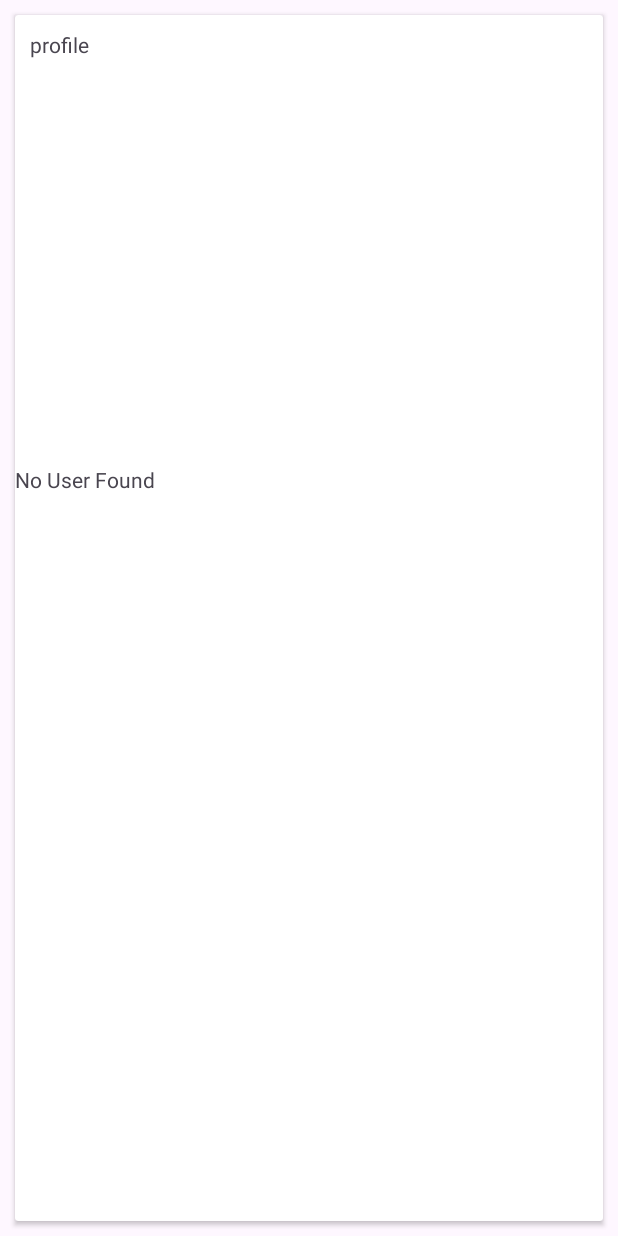
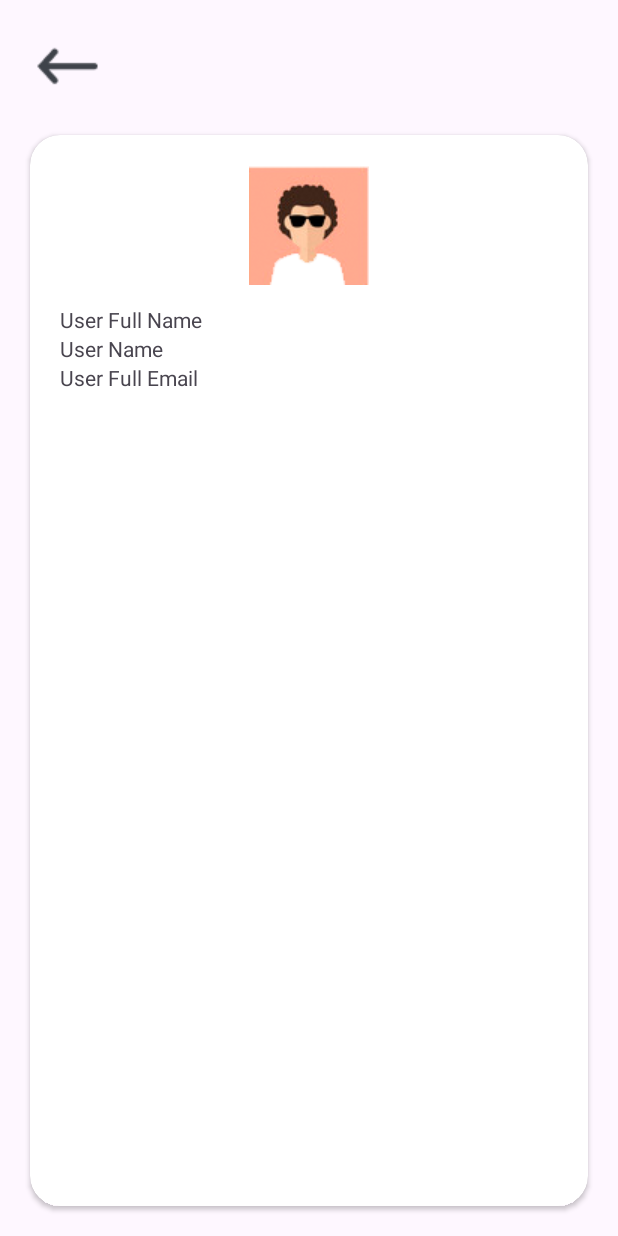
Before and after one commit to Christiannaira/my_mini_brain, an Android app: the ProfileActivity screen opened directly, with no data from a screen before it, on a phone screen of 412 x 824 dp. Run offline under Robolectric (Android 15) with nearby library versions, the phone set to English and light mode, and no system bars; 5 statements that could not run were skipped.

Commit message:
fix: initialize the user profile

```diff
--- a/app/src/main/java/com/example/myminibrain/HomeActivity.java
+++ b/app/src/main/java/com/example/myminibrain/HomeActivity.java
@@ -63,7 +63,6 @@ public class HomeActivity extends AppCompatActivity {
                 Intent intent = new Intent(HomeActivity.this, ProfileActivity.class);
                 intent.putExtra("user_loggedIn", activeUser);
                 startActivity(intent);
-                finish();
             }
         });
 
--- a/app/src/main/java/com/example/myminibrain/ProfileActivity.java
+++ b/app/src/main/java/com/example/myminibrain/ProfileActivity.java
@@ -3,6 +3,7 @@ package com.example.myminibrain;
 import android.content.Intent;
 import android.database.Cursor;
 import android.os.Bundle;
+import android.view.View;
 import android.widget.Toast;
 
 import androidx.activity.EdgeToEdge;
@@ -54,13 +55,40 @@ public class ProfileActivity extends AppCompatActivity {
         ArrayList<String[]> activeUserData = databaseHelper.getActiveUser(activeUser);
         StringBuilder displayActiveUser = new StringBuilder();
 
+        String displayCurrentFullName;
+        String displayCurrentUsername;
+        String displayCurrentEmail;
+
         if (activeUserData.isEmpty()) {
             displayActiveUser.append("No User Found");
         } else {
             for (String[] user: activeUserData) {
-                displayActiveUser.append("Username: ").append(user[0]).append("\nEmail: ").append(user[1]).append("\nFull Name: ").append(user[2]);
+
+                displayCurrentUsername = "Username: " + user[0];
+                displayCurrentEmail = "Full Name: " + user[1];
+                displayCurrentFullName = "Email: " + user[2];
+
+//                displayActiveUser.append("Username: ").append(user[0]).append("\nEmail: ").append(user[1]).append("\nFull Name: ").append(user[2]);
+
+                binding.userFullName.setText(displayCurrentFullName);
+                binding.userUserName.setText(displayCurrentUsername);
+                binding.userEmail.setText(displayCurrentEmail);
+
             }
         }
+
+
+        binding.returnHome.setOnClickListener(new View.OnClickListener() {
+
+            @Override
+            public void onClick(View v) {
+
+                Intent intent = new Intent(ProfileActivity.this, HomeActivity.class);
+                intent.setFlags(Intent.FLAG_ACTIVITY_CLEAR_TOP | Intent.FLAG_ACTIVITY_SINGLE_TOP);
+                startActivity(intent);
+
+            }
+        });
 
         binding.activeProfile.setText(displayActiveUser);
 
@@ -69,5 +97,7 @@ public class ProfileActivity extends AppCompatActivity {
             v.setPadding(systemBars.left, systemBars.top, systemBars.right, systemBars.bottom);
             return insets;
         });
+
+
     }
 }
--- /dev/null
+++ b/app/src/main/res/drawable/rounded_image.xml
@@ -0,0 +1,5 @@
+<?xml version="1.0" encoding="utf-8"?>
+<shape xmlns:android="http://schemas.android.com/apk/res/android" android:shape="rectangle">
+    <corners android:radius="30dp"/>
+    <solid android:color="#FFFFFF"/> <!-- optional background color -->
+</shape>
--- a/app/src/main/res/layout/activity_profile.xml
+++ b/app/src/main/res/layout/activity_profile.xml
@@ -10,26 +10,86 @@
     android:padding="20dp"
     >
 
+    <ImageView
+        android:id="@+id/returnHome"
+        android:layout_width="wrap_content"
+        android:layout_height="wrap_content"
+        android:src="@drawable/arrow_left"
+        android:layout_marginTop="20dp"
+        android:layout_marginStart="20dp"
+        android:layout_marginEnd="10dp"/>
+
 <androidx.cardview.widget.CardView
     android:layout_width="match_parent"
     android:layout_height="match_parent"
-    android:layout_margin="10dp"
+    android:layout_margin="20dp"
+    android:elevation="20dp"
+    app:cardCornerRadius="20dp"
     >
 
-    <TextView
-        android:layout_margin="10dp"
-        android:id="@+id/profile"
+<!--    <TextView-->
+<!--        android:layout_margin="10dp"-->
+<!--        android:id="@+id/profile"-->
+<!--        android:layout_width="match_parent"-->
+<!--        android:layout_height="wrap_content"-->
+<!--        android:text="profile"/>-->
+
+    <LinearLayout
         android:layout_width="match_parent"
-        android:layout_height="wrap_content"
-        android:text="profile"/>
+        android:layout_height="match_parent"
+        android:orientation="vertical"
+        android:padding="20dp"
+        android:gravity="center_horizontal"
+        >
 
-    <TextView
-        android:id="@+id/activeProfile"
-        android:layout_width="match_parent"
-        android:layout_height="wrap_content"
-        android:text="Active"
-        android:layout_marginTop="300dp"
-        />
+        <com.google.android.material.imageview.ShapeableImageView
+            android:layout_width="wrap_content"
+            android:layout_height="wrap_content"
+            android:src="@drawable/userprofile"
+            android:background="@drawable/rounded_image"
+            />
+
+
+       <LinearLayout
+
+           android:layout_marginTop="13dp"
+           android:layout_width="match_parent"
+           android:layout_height="wrap_content"
+           android:orientation="vertical"
+           >
+
+<!--           <TextView-->
+<!--               android:id="@+id/activeProfile"-->
+<!--               android:layout_width="match_parent"-->
+<!--               android:layout_height="wrap_content"-->
+<!--               android:text="Active"-->
+
+<!--               />-->
+
+           <TextView
+               android:id="@+id/userFullName"
+               android:layout_width="match_parent"
+               android:layout_height="wrap_content"
+               android:text="User Full Name"/>
+
+           <TextView
+               android:id="@+id/userUserName"
+               android:layout_width="match_parent"
+               android:layout_height="wrap_content"
+               android:text="User Name"/>
+
+           <TextView
+               android:id="@+id/userEmail"
+               android:layout_width="match_parent"
+               android:layout_height="wrap_content"
+               android:text="User Full Email"/>
+
+       </LinearLayout>
+
+
+
+    </LinearLayout>
+
 
 
 </androidx.cardview.widget.CardView>
```
Also changed, not shown: app/src/main/res/drawable/userprofile.png (added).
